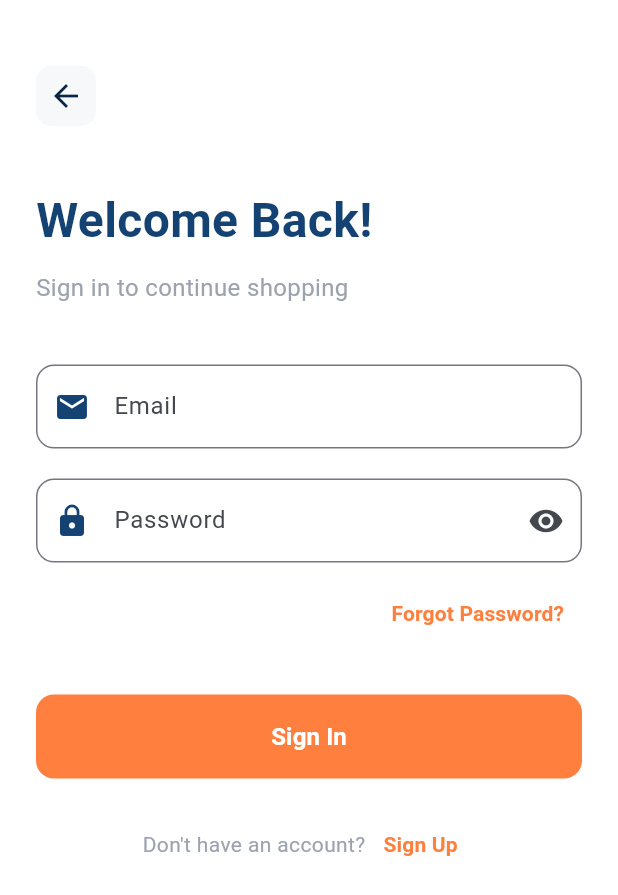
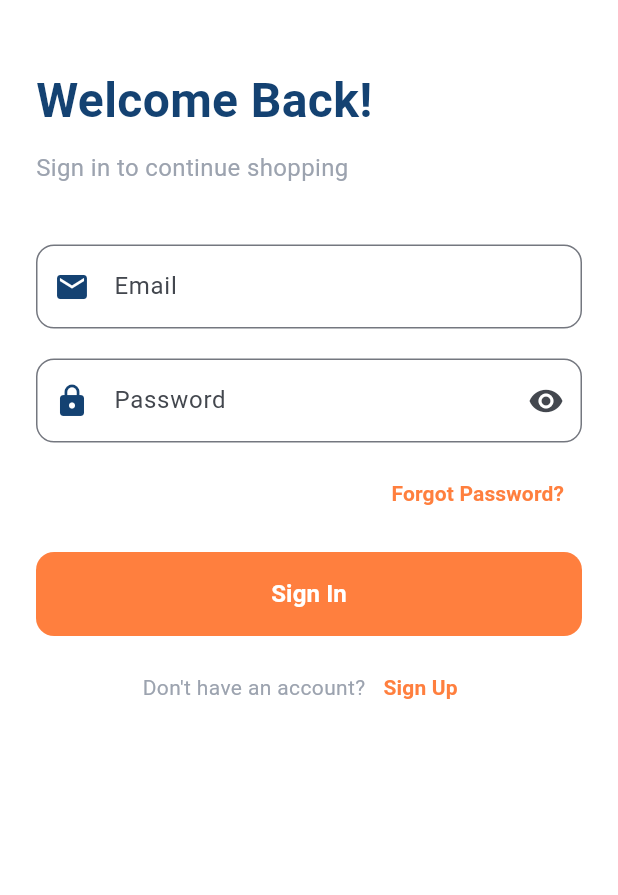
Before and after one commit to mohamed-tamerrr/collaborative-shopping-list, a Flutter app: the screen it shows after launch, after a tap on "Get Started", on a phone screen of 412 x 824 dp. Shown: the top 895 px of the screen. Run offline on Flutter 3.47's test engine with Material 3 defaults, Android fonts, the phone set to English and light mode, and no system bars; our stand-ins replace firebase_core; accounts and stored records are empty.

Commit message:
edit the structure and simple refactor

```diff
--- /dev/null
+++ b/lib/core/services/firebase_services.dart
@@ -0,0 +1 @@
+// auth + firestore ...
--- a/lib/screens/sign_in_screen.dart
+++ b/lib/featrues/auth/presentation/views/login_view.dart
@@ -1,6 +1,7 @@
+import 'package:final_project/featrues/auth/presentation/views/widgets/custom_text_field.dart';
+import 'package:final_project/core/utils/app_colors.dart';
+import 'package:final_project/core/utils/app_validation.dart';
 import 'package:flutter/material.dart';
-import '../utils/app_colors.dart';
-import '../utils/app_validation.dart';
 
 class SignInScreen extends StatefulWidget {
   const SignInScreen({super.key});
@@ -12,9 +13,9 @@ class SignInScreen extends StatefulWidget {
 class _SignInScreenState extends State<SignInScreen>
     with SingleTickerProviderStateMixin {
   final _formKey = GlobalKey<FormState>();
-  final _emailController = TextEditingController();
-  final _passwordController = TextEditingController();
-  bool _obscurePassword = true;
+  final emailController = TextEditingController();
+  final passwordController = TextEditingController();
+
   bool _isLoading = false;
 
   late AnimationController _textController;
@@ -30,18 +31,23 @@ class _SignInScreenState extends State<SignInScreen>
       duration: const Duration(milliseconds: 1000),
     );
 
-    _slideAnimation = Tween<Offset>(
+    _slideAnimation =
+        Tween<Offset>(
           begin: const Offset(0, -0.5),
           end: Offset.zero,
         ).animate(
-      CurvedAnimation(parent: _textController, curve: Curves.easeOut),
+          CurvedAnimation(
+            parent: _textController,
+            curve: Curves.easeOut,
+          ),
         );
 
-    _fadeAnimation = Tween<double>(
-      begin: 0.0,
-      end: 1.0,
-    ).animate(
-      CurvedAnimation(parent: _textController, curve: Curves.easeIn),
+    _fadeAnimation = Tween<double>(begin: 0.0, end: 1.0)
+        .animate(
+          CurvedAnimation(
+            parent: _textController,
+            curve: Curves.easeIn,
+          ),
         );
 
     _textController.forward();
@@ -66,8 +72,8 @@ class _SignInScreenState extends State<SignInScreen>
 
   @override
   void dispose() {
-    _emailController.dispose();
-    _passwordController.dispose();
+    emailController.dispose();
+    passwordController.dispose();
     _textController.dispose();
     super.dispose();
   }
@@ -85,21 +91,6 @@ class _SignInScreenState extends State<SignInScreen>
               crossAxisAlignment: CrossAxisAlignment.start,
               children: [
                 const SizedBox(height: 20),
-
-                InkWell(
-                  onTap: () => Navigator.pop(context),
-                  child: Container(
-                    width: 40,
-                    height: 40,
-                    decoration: BoxDecoration(
-                      color: AppColors.lightGrey.withOpacity(0.3),
-                      borderRadius: BorderRadius.circular(10),
-                    ),
-                    child: const Icon(Icons.arrow_back, color: AppColors.navyBlue),
-                  ),
-                ),
-
-                const SizedBox(height: 40),
 
                 AnimatedBuilder(
                   animation: _textController,
@@ -133,53 +124,36 @@ class _SignInScreenState extends State<SignInScreen>
 
                 const SizedBox(height: 40),
 
-                TextFormField(
-                  controller: _emailController,
-                  autovalidateMode: AutovalidateMode.onUserInteraction,
-                  decoration: InputDecoration(
+                CustomTextField(
+                  preFixIcon: const Icon(
+                    Icons.email,
+                    color: AppColors.mediumNavy,
+                  ),
                   labelText: 'Email',
-                    prefixIcon: const Icon(Icons.email, color: AppColors.mediumNavy),
-                    border: OutlineInputBorder(
-                      borderRadius: BorderRadius.circular(12),
-                      borderSide: BorderSide(color: AppColors.mediumNavy),
-                    ),
-                  ),
-                  validator: AppValidation.validateEmail,
+                  controller: emailController,
                 ),
 
                 const SizedBox(height: 20),
 
-                TextFormField(
-                  controller: _passwordController,
-                  autovalidateMode: AutovalidateMode.onUserInteraction,
-                  obscureText: _obscurePassword,
-                  decoration: InputDecoration(
+                CustomTextField(
+                  controller: passwordController,
                   labelText: 'Password',
-                    prefixIcon: const Icon(Icons.lock, color: AppColors.mediumNavy),
-                    suffixIcon: IconButton(
-                      icon: Icon(
-                        _obscurePassword
-                            ? Icons.visibility
-                            : Icons.visibility_off,
+                  preFixIcon: const Icon(
+                    Icons.lock,
+                    color: AppColors.mediumNavy,
                   ),
-                      onPressed: () =>
-                          setState(() => _obscurePassword = !_obscurePassword),
-                    ),
-                    border: OutlineInputBorder(
-                      borderRadius: BorderRadius.circular(12),
-                      borderSide: BorderSide(color: AppColors.mediumNavy),
-                    ),
-                  ),
+                  isPassword: true,
                   validator: AppValidation.validatePassword,
                 ),
-
                 const SizedBox(height: 10),
 
                 Align(
                   alignment: Alignment.centerRight,
                   child: TextButton(
-                    onPressed: () =>
-                        Navigator.pushNamed(context, '/forgot-password'),
+                    onPressed: () => Navigator.pushNamed(
+                      context,
+                      '/forgot-password',
+                    ),
                     child: Text(
                       'Forgot Password?',
                       style: TextStyle(
@@ -190,7 +164,7 @@ class _SignInScreenState extends State<SignInScreen>
                   ),
                 ),
 
-                const SizedBox(height: 30),
+                const SizedBox(height: 15),
 
                 SizedBox(
                   width: double.infinity,
@@ -201,7 +175,9 @@ class _SignInScreenState extends State<SignInScreen>
                       backgroundColor: AppColors.orange,
                       foregroundColor: AppColors.white,
                       shape: RoundedRectangleBorder(
-                        borderRadius: BorderRadius.circular(12),
+                        borderRadius: BorderRadius.circular(
+                          12,
+                        ),
                       ),
                       elevation: 0,
                     ),
@@ -212,7 +188,9 @@ class _SignInScreenState extends State<SignInScreen>
                             child: CircularProgressIndicator(
                               strokeWidth: 2,
                               valueColor:
-                                  AlwaysStoppedAnimation<Color>(AppColors.white),
+                                  AlwaysStoppedAnimation<
+                                    Color
+                                  >(AppColors.white),
                             ),
                           )
                         : const Text(
@@ -225,17 +203,22 @@ class _SignInScreenState extends State<SignInScreen>
                   ),
                 ),
 
-                const SizedBox(height: 20),
-
+                const SizedBox(height: 10),
                 Row(
-                  mainAxisAlignment: MainAxisAlignment.center,
+                  mainAxisAlignment:
+                      MainAxisAlignment.center,
                   children: [
                     Text(
                       "Don't have an account?",
-                      style: TextStyle(color: AppColors.grey),
+                      style: TextStyle(
+                        color: AppColors.grey,
+                      ),
                     ),
                     TextButton(
-                      onPressed: () => Navigator.pushNamed(context, '/signup'),
+                      onPressed: () => Navigator.pushNamed(
+                        context,
+                        '/signup',
+                      ),
                       child: Text(
                         'Sign Up',
                         style: TextStyle(
--- /dev/null
+++ b/lib/featrues/auth/presentation/views/widgets/custom_text_field.dart
@@ -0,0 +1,59 @@
+import 'package:flutter/material.dart';
+
+class CustomTextField extends StatefulWidget {
+  const CustomTextField({
+    super.key,
+    required this.controller,
+    required this.labelText,
+    required this.preFixIcon,
+    this.isPassword = false,
+    this.validator,
+  });
+
+  final TextEditingController controller;
+  final String labelText;
+  final Icon preFixIcon;
+  final bool isPassword;
+  final String? Function(String?)? validator;
+
+  @override
+  State<CustomTextField> createState() =>
+      _CustomTextFieldState();
+}
+
+class _CustomTextFieldState extends State<CustomTextField> {
+  bool _obscurePassword = true;
+
+  @override
+  Widget build(BuildContext context) {
+    return TextFormField(
+      controller: widget.controller,
+      obscureText: widget.isPassword
+          ? _obscurePassword
+          : false,
+      autovalidateMode: AutovalidateMode.onUserInteraction,
+      decoration: InputDecoration(
+        labelText: widget.labelText,
+        prefixIcon: widget.preFixIcon,
+        suffixIcon: widget.isPassword
+            ? IconButton(
+                icon: Icon(
+                  _obscurePassword
+                      ? Icons.visibility
+                      : Icons.visibility_off,
+                ),
+                onPressed: () {
+                  setState(() {
+                    _obscurePassword = !_obscurePassword;
+                  });
+                },
+              )
+            : null,
+        border: OutlineInputBorder(
+          borderRadius: BorderRadius.circular(12),
+        ),
+      ),
+      validator: widget.validator,
+    );
+  }
+}
--- a/lib/screens/splash_screen.dart
+++ b/lib/featrues/splash/presentation/views/splash_view.dart
@@ -1,5 +1,6 @@
+import 'package:final_project/featrues/splash/presentation/views/widgets/splash_logo.dart';
+import 'package:final_project/core/utils/app_colors.dart';
 import 'package:flutter/material.dart';
-import '../utils/app_colors.dart';
 
 class SplashScreen extends StatefulWidget {
   const SplashScreen({super.key});
@@ -123,35 +124,7 @@ class _SplashScreenState extends State<SplashScreen>
                       mainAxisAlignment:
                           MainAxisAlignment.center,
                       children: [
-                        Container(
-                          width: 140,
-                          height: 140,
-                          decoration: BoxDecoration(
-                            gradient: const LinearGradient(
-                              begin: Alignment.topLeft,
-                              end: Alignment.bottomRight,
-                              colors: [
-                                AppColors.orange,
-                                AppColors.lightOrange,
-                              ],
-                            ),
-                            borderRadius:
-                                BorderRadius.circular(28),
-                            boxShadow: [
-                              BoxShadow(
-                                color: AppColors.orange
-                                    .withOpacity(0.4),
-                                blurRadius: 20,
-                                offset: const Offset(0, 8),
-                              ),
-                            ],
-                          ),
-                          child: const Icon(
-                            Icons.shopping_bag_rounded,
-                            size: 70,
-                            color: AppColors.white,
-                          ),
-                        ),
+                        SplashLogo(),
                         const SizedBox(height: 32),
                         const Text(
                           'ShopEasy',
--- /dev/null
+++ b/lib/featrues/splash/presentation/views/widgets/splash_logo.dart
@@ -0,0 +1,34 @@
+import 'package:final_project/core/utils/app_colors.dart';
+import 'package:flutter/material.dart';
+
+class SplashLogo extends StatelessWidget {
+  const SplashLogo({super.key});
+
+  @override
+  Widget build(BuildContext context) {
+    return Container(
+      width: 140,
+      height: 140,
+      decoration: BoxDecoration(
+        gradient: const LinearGradient(
+          begin: Alignment.topLeft,
+          end: Alignment.bottomRight,
+          colors: [AppColors.orange, AppColors.lightOrange],
+        ),
+        borderRadius: BorderRadius.circular(28),
+        boxShadow: [
+          BoxShadow(
+            color: AppColors.orange.withOpacity(0.4),
+            blurRadius: 20,
+            offset: const Offset(0, 8),
+          ),
+        ],
+      ),
+      child: const Icon(
+        Icons.shopping_bag_rounded,
+        size: 70,
+        color: AppColors.white,
+      ),
+    );
+  }
+}
```
Also changed, not shown: lib/featrues/auth/presentation/views/forgot_password_screen.dart (renamed from lib/screens/forgot_password_screen.dart, +24 -12 lines), lib/featrues/auth/presentation/views/reset_password_screen.dart (renamed from lib/screens/reset_password_screen.dart, +46 -23 lines), lib/featrues/auth/presentation/views/sign_up_view.dart (renamed from lib/screens/sign_up_screen.dart, +85 -96 lines), lib/featrues/home/presentation/views/home_view.dart (added, +11 -0 lines), lib/featrues/home/presentation/views/widgets/home_view_body.dart (added, +10 -0 lines), lib/main.dart (+5 -5 lines), lib/core/utils/app_colors.dart (renamed from lib/utils/app_colors.dart), lib/core/utils/app_validation.dart (renamed from lib/utils/app_validation.dart). Lines whose indentation alone changed are shown as unchanged.
